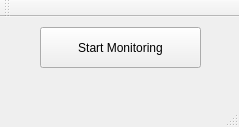
The window that mainwindow.ui (meleneemil/vmm-mon) describes before a commit, drawn with Qt 5.
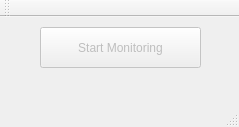
The same window after the commit.

Patch:
```diff
--- a/mainwindow.ui
+++ b/mainwindow.ui
@@ -15,6 +15,9 @@
   </property>
   <widget class="QWidget" name="centralWidget">
    <widget class="QPushButton" name="b_startMonitoring">
+    <property name="enabled">
+     <bool>false</bool>
+    </property>
     <property name="geometry">
      <rect>
       <x>40</x>
```
